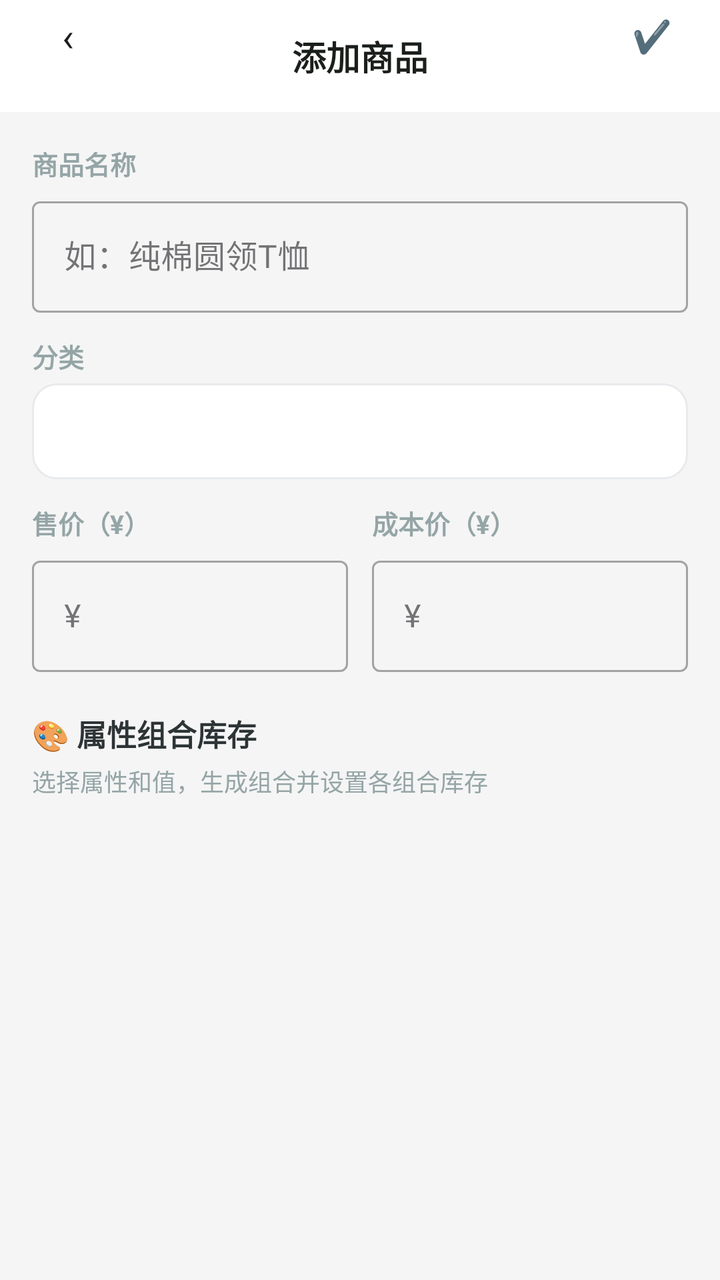
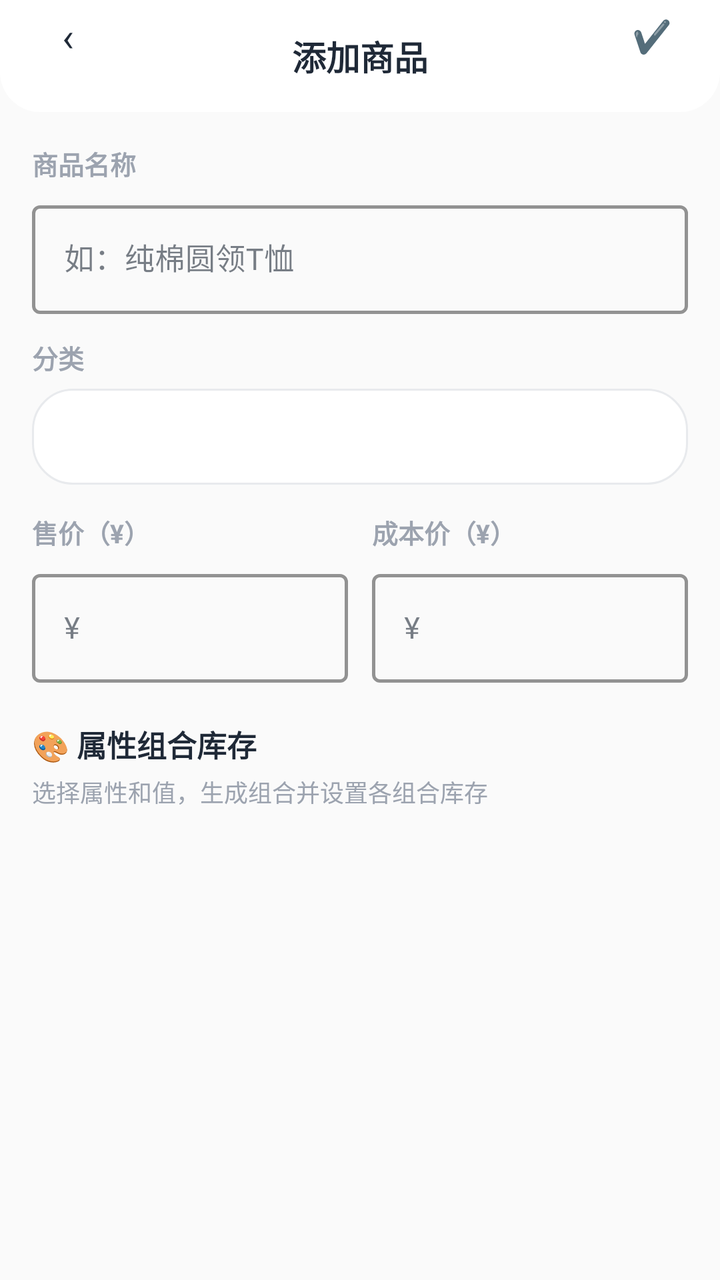

Compare the two renders of this Android layout. The source of the first and the diff that turns it into the second are given below.
<!-- AndroidManifest.xml: application theme Theme.ClothingSI -->
<!-- res/layout/activity_product_add.xml -->
<?xml version="1.0" encoding="utf-8"?>
<FrameLayout xmlns:android="http://schemas.android.com/apk/res/android"
    xmlns:app="http://schemas.android.com/apk/res-auto"
    android:layout_width="match_parent" android:layout_height="match_parent"
    android:background="#F5F5F5">

    <LinearLayout android:layout_width="match_parent" android:layout_height="match_parent"
        android:orientation="vertical">
        <RelativeLayout android:layout_width="match_parent" android:layout_height="56dp"
            android:background="@drawable/header_bar_bg" android:paddingHorizontal="16dp">
            <TextView android:id="@+id/btn_back" android:layout_width="36dp" android:layout_height="36dp"
                android:text="‹" android:textSize="20dp" android:textColor="@color/text_primary"
                android:gravity="center" android:background="@drawable/circle_bg" />
            <TextView android:layout_width="wrap_content" android:layout_height="wrap_content"
                android:text="添加商品" android:textSize="17dp" android:textStyle="bold"
                android:textColor="@color/text_primary" android:layout_centerInParent="true" />
            <TextView android:id="@+id/btn_save_top" android:layout_width="36dp" android:layout_height="36dp"
                android:text="✔️" android:textSize="16dp" android:textColor="@color/text_primary"
                android:gravity="center" android:background="@drawable/circle_bg"
                android:layout_alignParentEnd="true" android:clickable="true" android:focusable="true" />
        </RelativeLayout>

        <ScrollView android:id="@+id/scrollView" android:layout_width="match_parent" android:layout_height="match_parent"
            android:padding="16dp">
            <LinearLayout android:layout_width="match_parent" android:layout_height="wrap_content"
                android:orientation="vertical">

                
                <TextView android:layout_width="wrap_content" android:layout_height="wrap_content"
                    android:text="商品名称" android:textSize="13dp" android:textStyle="bold"
                    android:textColor="#95A5A6" android:layout_marginBottom="4dp" />
                <com.google.android.material.textfield.TextInputLayout
                    android:layout_width="match_parent" android:layout_height="wrap_content"
                    style="@style/Widget.MaterialComponents.TextInputLayout.OutlinedBox"
                    android:hint="如：纯棉圆领T恤" android:layout_marginBottom="12dp">
                    <com.google.android.material.textfield.TextInputEditText android:id="@+id/et_product_name"
                        android:layout_width="match_parent" android:layout_height="wrap_content" />
                </com.google.android.material.textfield.TextInputLayout>

                
                <TextView android:layout_width="wrap_content" android:layout_height="wrap_content"
                    android:text="分类" android:textSize="13dp" android:textStyle="bold"
                    android:textColor="#95A5A6" android:layout_marginBottom="4dp" />
                <LinearLayout android:layout_width="match_parent" android:layout_height="wrap_content"
                    android:orientation="horizontal">
                    <androidx.appcompat.widget.AppCompatSpinner
                        android:id="@+id/spinner_category"
                        android:layout_width="match_parent" android:layout_height="48dp"
                        android:background="@drawable/segment_bg"
                        android:paddingHorizontal="12dp" />
                </LinearLayout>

                
                <LinearLayout android:layout_width="match_parent" android:layout_height="wrap_content"
                    android:orientation="horizontal" android:weightSum="2"
                    android:layout_marginTop="12dp" android:layout_marginBottom="12dp">
                    <LinearLayout android:layout_width="0dp" android:layout_height="wrap_content"
                        android:layout_weight="1" android:orientation="vertical"
                        android:layout_marginEnd="6dp">
                        <TextView android:layout_width="wrap_content" android:layout_height="wrap_content"
                            android:text="售价（¥）" android:textSize="13dp" android:textStyle="bold"
                            android:textColor="#95A5A6" android:layout_marginBottom="4dp" />
                        <com.google.android.material.textfield.TextInputLayout
                            android:layout_width="match_parent" android:layout_height="wrap_content"
                            style="@style/Widget.MaterialComponents.TextInputLayout.OutlinedBox">
                            <com.google.android.material.textfield.TextInputEditText android:id="@+id/et_selling_price"
                                android:layout_width="match_parent" android:layout_height="wrap_content"
                                android:hint="¥" android:inputType="numberDecimal" />
                        </com.google.android.material.textfield.TextInputLayout>
                    </LinearLayout>
                    <LinearLayout android:layout_width="0dp" android:layout_height="wrap_content"
                        android:layout_weight="1" android:orientation="vertical"
                        android:layout_marginStart="6dp">
                        <TextView android:layout_width="wrap_content" android:layout_height="wrap_content"
                            android:text="成本价（¥）" android:textSize="13dp" android:textStyle="bold"
                            android:textColor="#95A5A6" android:layout_marginBottom="4dp" />
                        <com.google.android.material.textfield.TextInputLayout
                            android:layout_width="match_parent" android:layout_height="wrap_content"
                            style="@style/Widget.MaterialComponents.TextInputLayout.OutlinedBox">
                            <com.google.android.material.textfield.TextInputEditText android:id="@+id/et_purchase_price"
                                android:layout_width="match_parent" android:layout_height="wrap_content"
                                android:hint="¥" android:inputType="numberDecimal" />
                        </com.google.android.material.textfield.TextInputLayout>
                    </LinearLayout>
                </LinearLayout>

                
                <TextView android:layout_width="wrap_content" android:layout_height="wrap_content"
                    android:text="🎨 属性组合库存" android:textSize="15dp" android:textStyle="bold"
                    android:textColor="#2D3436" android:layout_marginTop="8dp" android:layout_marginBottom="4dp" />
                <TextView android:layout_width="match_parent" android:layout_height="wrap_content"
                    android:text="选择属性和值，生成组合并设置各组合库存" android:textSize="12dp" android:textColor="#95A5A6" android:layout_marginBottom="10dp" />

                
                <LinearLayout android:id="@+id/layout_attr_groups"
                    android:layout_width="match_parent" android:layout_height="wrap_content"
                    android:orientation="vertical" />

                
                <androidx.cardview.widget.CardView android:id="@+id/card_combinations"
                    android:layout_width="match_parent" android:layout_height="wrap_content"
                    app:cardCornerRadius="20dp" app:cardElevation="0dp"
                    android:layout_marginBottom="16dp" android:visibility="gone">
                    <LinearLayout android:id="@+id/layout_combinations"
                        android:layout_width="match_parent" android:layout_height="wrap_content"
                        android:orientation="vertical" android:padding="12dp" />
                </androidx.cardview.widget.CardView>

            </LinearLayout>
        </ScrollView>
    </LinearLayout>

</FrameLayout>
<!-- resources referenced by this layout -->
<resources>
  <color name="text_primary">#1B1F1B</color>
  <!-- drawable circle_bg (drawable) -->
  <?xml version="1.0" encoding="utf-8"?>
  <shape xmlns:android="http://schemas.android.com/apk/res/android" android:shape="oval">
      <solid android:color="#26FFFFFF" />
  </shape>
  <!-- drawable header_bar_bg (drawable) -->
  <?xml version="1.0" encoding="utf-8"?>
  <shape xmlns:android="http://schemas.android.com/apk/res/android" android:shape="rectangle">
      <solid android:color="#FFFFFF" />
  </shape>
  <!-- drawable segment_bg (drawable) -->
  <?xml version="1.0" encoding="utf-8"?>
  <shape xmlns:android="http://schemas.android.com/apk/res/android" android:shape="rectangle">
      <solid android:color="#FFFFFF" />
      <corners android:radius="12dp" />
      <stroke android:width="1dp" android:color="#E8EAED" />
  </shape>
  <style name="Theme.ClothingSI" parent="Theme.Material3.Light.NoActionBar">
          <item name="colorPrimary">@color/primary</item>
          <item name="colorPrimaryDark">@color/primary_dark</item>
          <item name="colorAccent">@color/accent</item>
          <item name="android:statusBarColor">@android:color/transparent</item>
          <item name="android:navigationBarColor">@color/white</item>
          
          <item name="android:windowLightStatusBar">true</item>
          
          <item name="android:fontFamily">sans-serif</item>
          <item name="android:textViewStyle">@style/TextView.Base</item>
      </style>
  <color name="primary">#2E7D32</color>
  <color name="primary_dark">#1B5E20</color>
  <color name="accent">#66BB6A</color>
  <color name="white">#FFFFFF</color>
  <style name="TextView.Base" parent="android:Widget.TextView">
          <item name="android:fontFamily">sans-serif</item>
      </style>
</resources>

<!-- the commit's change to res/layout/activity_product_add.xml (unified diff, before → after) -->
@@ -2,45 +2,46 @@
 <FrameLayout xmlns:android="http://schemas.android.com/apk/res/android"
     xmlns:app="http://schemas.android.com/apk/res-auto"
     android:layout_width="match_parent" android:layout_height="match_parent"
-    android:background="#F5F5F5">
-
+    android:background="@color/md_surface_container_low">
     <LinearLayout android:layout_width="match_parent" android:layout_height="match_parent"
         android:orientation="vertical">
         <RelativeLayout android:layout_width="match_parent" android:layout_height="56dp"
             android:background="@drawable/header_bar_bg" android:paddingHorizontal="16dp">
             <TextView android:id="@+id/btn_back" android:layout_width="36dp" android:layout_height="36dp"
-                android:text="‹" android:textSize="20dp" android:textColor="@color/text_primary"
+                android:text="‹" android:textSize="20sp" android:textColor="@color/md_on_surface"
                 android:gravity="center" android:background="@drawable/circle_bg" />
             <TextView android:layout_width="wrap_content" android:layout_height="wrap_content"
-                android:text="添加商品" android:textSize="17dp" android:textStyle="bold"
-                android:textColor="@color/text_primary" android:layout_centerInParent="true" />
+                android:text="添加商品" android:textSize="17sp" android:textStyle="bold"
+                android:textColor="@color/md_on_surface" android:layout_centerInParent="true" />
             <TextView android:id="@+id/btn_save_top" android:layout_width="36dp" android:layout_height="36dp"
-                android:text="✔️" android:textSize="16dp" android:textColor="@color/text_primary"
+                android:text="✔️" android:textSize="16sp" android:textColor="@color/md_on_surface"
                 android:gravity="center" android:background="@drawable/circle_bg"
                 android:layout_alignParentEnd="true" android:clickable="true" android:focusable="true" />
         </RelativeLayout>
 
-        <ScrollView android:id="@+id/scrollView" android:layout_width="match_parent" android:layout_height="match_parent"
-            android:padding="16dp">
+        <ScrollView android:id="@+id/scrollView" android:layout_width="match_parent"
+            android:layout_height="match_parent" android:padding="16dp">
             <LinearLayout android:layout_width="match_parent" android:layout_height="wrap_content"
                 android:orientation="vertical">
 
                 
                 <TextView android:layout_width="wrap_content" android:layout_height="wrap_content"
-                    android:text="商品名称" android:textSize="13dp" android:textStyle="bold"
-                    android:textColor="#95A5A6" android:layout_marginBottom="4dp" />
+                    android:text="商品名称" android:textSize="13sp" android:textStyle="bold"
+                    android:textColor="@color/md_on_surface_variant" android:layout_marginBottom="6dp" />
                 <com.google.android.material.textfield.TextInputLayout
                     android:layout_width="match_parent" android:layout_height="wrap_content"
                     style="@style/Widget.MaterialComponents.TextInputLayout.OutlinedBox"
+                    app:boxStrokeColor="@color/md_primary" app:boxStrokeWidth="1.5dp"
                     android:hint="如：纯棉圆领T恤" android:layout_marginBottom="12dp">
                     <com.google.android.material.textfield.TextInputEditText android:id="@+id/et_product_name"
-                        android:layout_width="match_parent" android:layout_height="wrap_content" />
+                        android:layout_width="match_parent" android:layout_height="wrap_content"
+                        android:textSize="15sp" />
                 </com.google.android.material.textfield.TextInputLayout>
 
                 
                 <TextView android:layout_width="wrap_content" android:layout_height="wrap_content"
-                    android:text="分类" android:textSize="13dp" android:textStyle="bold"
-                    android:textColor="#95A5A6" android:layout_marginBottom="4dp" />
+                    android:text="分类" android:textSize="13sp" android:textStyle="bold"
+                    android:textColor="@color/md_on_surface_variant" android:layout_marginBottom="6dp" />
                 <LinearLayout android:layout_width="match_parent" android:layout_height="wrap_content"
                     android:orientation="horizontal">
                     <androidx.appcompat.widget.AppCompatSpinner
@@ -53,43 +54,44 @@
                 
                 <LinearLayout android:layout_width="match_parent" android:layout_height="wrap_content"
                     android:orientation="horizontal" android:weightSum="2"
-                    android:layout_marginTop="12dp" android:layout_marginBottom="12dp">
+                    android:layout_marginTop="14dp" android:layout_marginBottom="12dp">
                     <LinearLayout android:layout_width="0dp" android:layout_height="wrap_content"
-                        android:layout_weight="1" android:orientation="vertical"
-                        android:layout_marginEnd="6dp">
+                        android:layout_weight="1" android:orientation="vertical" android:layout_marginEnd="6dp">
                         <TextView android:layout_width="wrap_content" android:layout_height="wrap_content"
-                            android:text="售价（¥）" android:textSize="13dp" android:textStyle="bold"
-                            android:textColor="#95A5A6" android:layout_marginBottom="4dp" />
+                            android:text="售价（¥）" android:textSize="13sp" android:textStyle="bold"
+                            android:textColor="@color/md_on_surface_variant" android:layout_marginBottom="6dp" />
                         <com.google.android.material.textfield.TextInputLayout
                             android:layout_width="match_parent" android:layout_height="wrap_content"
-                            style="@style/Widget.MaterialComponents.TextInputLayout.OutlinedBox">
+                            style="@style/Widget.MaterialComponents.TextInputLayout.OutlinedBox"
+                            app:boxStrokeColor="@color/md_primary" app:boxStrokeWidth="1.5dp">
                             <com.google.android.material.textfield.TextInputEditText android:id="@+id/et_selling_price"
                                 android:layout_width="match_parent" android:layout_height="wrap_content"
-                                android:hint="¥" android:inputType="numberDecimal" />
+                                android:hint="¥" android:inputType="numberDecimal" android:textSize="15sp" />
                         </com.google.android.material.textfield.TextInputLayout>
                     </LinearLayout>
                     <LinearLayout android:layout_width="0dp" android:layout_height="wrap_content"
-                        android:layout_weight="1" android:orientation="vertical"
-                        android:layout_marginStart="6dp">
+                        android:layout_weight="1" android:orientation="vertical" android:layout_marginStart="6dp">
                         <TextView android:layout_width="wrap_content" android:layout_height="wrap_content"
-                            android:text="成本价（¥）" android:textSize="13dp" android:textStyle="bold"
-                            android:textColor="#95A5A6" android:layout_marginBottom="4dp" />
+                            android:text="成本价（¥）" android:textSize="13sp" android:textStyle="bold"
+                            android:textColor="@color/md_on_surface_variant" android:layout_marginBottom="6dp" />
                         <com.google.android.material.textfield.TextInputLayout
                             android:layout_width="match_parent" android:layout_height="wrap_content"
-                            style="@style/Widget.MaterialComponents.TextInputLayout.OutlinedBox">
+                            style="@style/Widget.MaterialComponents.TextInputLayout.OutlinedBox"
+                            app:boxStrokeColor="@color/md_primary" app:boxStrokeWidth="1.5dp">
                             <com.google.android.material.textfield.TextInputEditText android:id="@+id/et_purchase_price"
                                 android:layout_width="match_parent" android:layout_height="wrap_content"
-                                android:hint="¥" android:inputType="numberDecimal" />
+                                android:hint="¥" android:inputType="numberDecimal" android:textSize="15sp" />
                         </com.google.android.material.textfield.TextInputLayout>
                     </LinearLayout>
                 </LinearLayout>
 
                 
                 <TextView android:layout_width="wrap_content" android:layout_height="wrap_content"
-                    android:text="🎨 属性组合库存" android:textSize="15dp" android:textStyle="bold"
-                    android:textColor="#2D3436" android:layout_marginTop="8dp" android:layout_marginBottom="4dp" />
+                    android:text="🎨 属性组合库存" android:textSize="15sp" android:textStyle="bold"
+                    android:textColor="@color/md_on_surface" android:layout_marginTop="8dp" android:layout_marginBottom="4dp" />
                 <TextView android:layout_width="match_parent" android:layout_height="wrap_content"
-                    android:text="选择属性和值，生成组合并设置各组合库存" android:textSize="12dp" android:textColor="#95A5A6" android:layout_marginBottom="10dp" />
+                    android:text="选择属性和值，生成组合并设置各组合库存" android:textSize="12sp"
+                    android:textColor="@color/md_on_surface_variant" android:layout_marginBottom="10dp" />
 
                 
                 <LinearLayout android:id="@+id/layout_attr_groups"
@@ -99,7 +101,7 @@
                 
                 <androidx.cardview.widget.CardView android:id="@+id/card_combinations"
                     android:layout_width="match_parent" android:layout_height="wrap_content"
-                    app:cardCornerRadius="20dp" app:cardElevation="0dp"
+                    app:cardCornerRadius="12dp" app:cardElevation="1dp"
                     android:layout_marginBottom="16dp" android:visibility="gone">
                     <LinearLayout android:id="@+id/layout_combinations"
                         android:layout_width="match_parent" android:layout_height="wrap_content"
@@ -109,5 +111,4 @@
             </LinearLayout>
         </ScrollView>
     </LinearLayout>
-
 </FrameLayout>
<!-- resource entries referenced after the edit -->
@@ -1,6 +1,9 @@
 <!-- resources referenced by this layout -->
 <resources>
-  <color name="text_primary">#1B1F1B</color>
+  <color name="md_on_surface">#1F2937</color>
+  <color name="md_on_surface_variant">#9CA3AF</color>
+  <color name="md_primary">#F97316</color>
+  <color name="md_surface_container_low">#FAFAFA</color>
   <!-- drawable circle_bg (drawable) -->
   <?xml version="1.0" encoding="utf-8"?>
   <shape xmlns:android="http://schemas.android.com/apk/res/android" android:shape="oval">
@@ -9,31 +12,64 @@
   <!-- drawable header_bar_bg (drawable) -->
   <?xml version="1.0" encoding="utf-8"?>
   <shape xmlns:android="http://schemas.android.com/apk/res/android" android:shape="rectangle">
-      <solid android:color="#FFFFFF" />
+      <solid android:color="@color/md_surface" />
+      <corners android:topLeftRadius="0dp" android:topRightRadius="0dp" android:bottomLeftRadius="20dp" android:bottomRightRadius="20dp" />
   </shape>
   <!-- drawable segment_bg (drawable) -->
   <?xml version="1.0" encoding="utf-8"?>
   <shape xmlns:android="http://schemas.android.com/apk/res/android" android:shape="rectangle">
       <solid android:color="#FFFFFF" />
-      <corners android:radius="12dp" />
+      <corners android:radius="20dp" />
       <stroke android:width="1dp" android:color="#E8EAED" />
   </shape>
   <style name="Theme.ClothingSI" parent="Theme.Material3.Light.NoActionBar">
-          <item name="colorPrimary">@color/primary</item>
-          <item name="colorPrimaryDark">@color/primary_dark</item>
-          <item name="colorAccent">@color/accent</item>
+          
+          <item name="colorPrimary">@color/md_primary</item>
+          <item name="colorOnPrimary">@color/md_on_primary</item>
+          <item name="colorPrimaryContainer">@color/md_primary_container</item>
+          <item name="colorOnPrimaryContainer">@color/md_on_primary_container</item>
+  
+          
+          <item name="colorSecondary">@color/md_secondary</item>
+          <item name="colorOnSecondary">@color/md_on_secondary</item>
+          <item name="colorSecondaryContainer">@color/md_secondary_container</item>
+          <item name="colorOnSecondaryContainer">@color/md_on_secondary_container</item>
+  
+          
+          <item name="android:colorBackground">@color/md_surface_container_low</item>
+          <item name="colorSurface">@color/md_surface</item>
+          <item name="colorOnSurface">@color/md_on_surface</item>
+          <item name="colorOnSurfaceVariant">@color/md_on_surface_variant</item>
+  
+          
+          <item name="colorOutline">@color/md_outline</item>
+          <item name="colorOutlineVariant">@color/md_outline_variant</item>
+  
+          
+          <item name="colorError">@color/md_error</item>
+          <item name="colorOnError">@color/md_on_error</item>
+  
+          
           <item name="android:statusBarColor">@android:color/transparent</item>
-          <item name="android:navigationBarColor">@color/white</item>
-          
+          <item name="android:navigationBarColor">@color/md_surface</item>
           <item name="android:windowLightStatusBar">true</item>
+  
           
           <item name="android:fontFamily">sans-serif</item>
           <item name="android:textViewStyle">@style/TextView.Base</item>
       </style>
-  <color name="primary">#2E7D32</color>
-  <color name="primary_dark">#1B5E20</color>
-  <color name="accent">#66BB6A</color>
-  <color name="white">#FFFFFF</color>
+  <color name="md_surface">#FFFFFF</color>
+  <color name="md_on_primary">#FFFFFF</color>
+  <color name="md_primary_container">#FFF7ED</color>
+  <color name="md_on_primary_container">#5C3D00</color>
+  <color name="md_secondary">#2563EB</color>
+  <color name="md_on_secondary">#FFFFFF</color>
+  <color name="md_secondary_container">#DBEAFE</color>
+  <color name="md_on_secondary_container">#001A3E</color>
+  <color name="md_outline">#9CA3AF</color>
+  <color name="md_outline_variant">#D1D5DB</color>
+  <color name="md_error">#EF4444</color>
+  <color name="md_on_error">#FFFFFF</color>
   <style name="TextView.Base" parent="android:Widget.TextView">
           <item name="android:fontFamily">sans-serif</item>
       </style>
